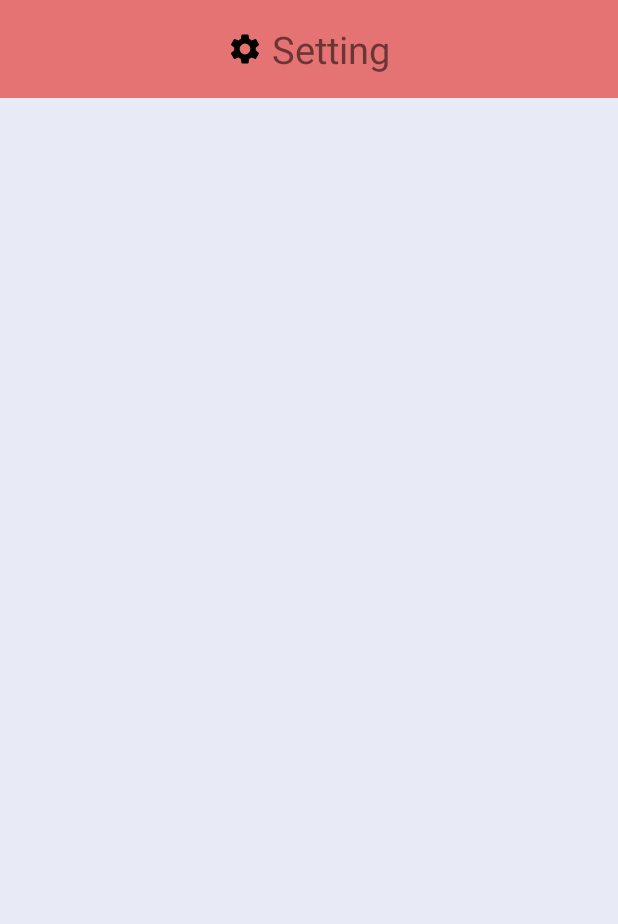
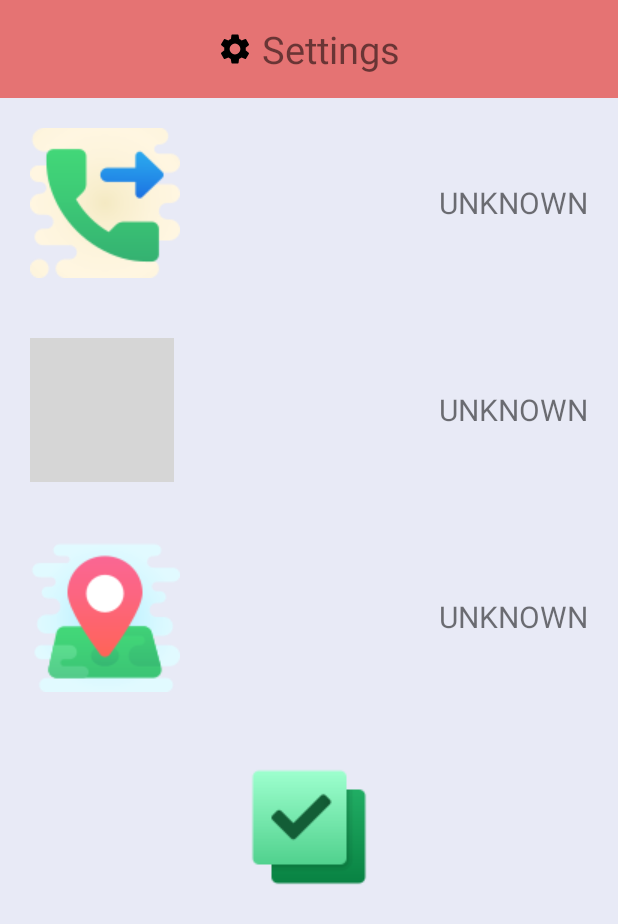
Before and after one commit to swan10/Android-Women_Safety_App, an Android app: the EditSetting screen opened directly, with no data from a screen before it, on a phone screen of 412 x 824 dp. Shown: the top 924 px of the screen. Run offline under Robolectric (Android 15) with nearby library versions, the phone set to English and light mode, and no system bars; libraries missing offline, so code that uses them is left out: com.karumi.dexter; grey boxes are pictures that could not be loaded.

Commit message:
Added complete settings

```diff
--- a/app/build.gradle
+++ b/app/build.gradle
@@ -39,4 +39,5 @@ dependencies {
     implementation 'net.colindodd:gradientlayout:1.2'
     implementation 'pub.devrel:easypermissions:3.0.0'
     implementation 'com.jakewharton:process-phoenix:2.0.0'
+    implementation 'com.karumi:dexter:6.1.2'
 }
--- a/app/src/main/java/com/example/myapplication/HomeActivity.java
+++ b/app/src/main/java/com/example/myapplication/HomeActivity.java
@@ -60,7 +60,7 @@ public class HomeActivity extends AppCompatActivity {
         fDb = new FavContactDB(this);
         myDb=new DatabaseHelper(this);
         custom_stop=findViewById(R.id.custom_stop);
-
+        RequestMultiplePermission();
 
         //custom stop
 
@@ -286,10 +286,10 @@ public class HomeActivity extends AppCompatActivity {
 
                     if (CallPermission && PhonePermission && SMSPermission && FineLocationPermission && CoarseLocationPermission && InternetPermission) {
 
-                        Snackbar snackbar = Snackbar.make(findViewById(android.R.id.content), "Permission granted....", Snackbar.LENGTH_LONG);
+                        Snackbar snackbar = Snackbar.make(findViewById(android.R.id.content), "Permission granted....", Snackbar.LENGTH_SHORT);
                         snackbar.show();                    }
                     else {
-                        Snackbar snackbar = Snackbar.make(findViewById(android.R.id.content), "Permission denied....", Snackbar.LENGTH_LONG);
+                        Snackbar snackbar = Snackbar.make(findViewById(android.R.id.content), "Permission denied....", Snackbar.LENGTH_SHORT);
                         snackbar.show();                    }
                 }
 
--- a/app/src/main/res/layout/activity_edit_setting.xml
+++ b/app/src/main/res/layout/activity_edit_setting.xml
@@ -19,12 +19,87 @@
             <TextView
                 android:layout_width="wrap_content"
                 android:layout_height="wrap_content"
-                android:text=" Setting"
+                android:text=" Settings"
                 android:layout_centerInParent="true"
                 android:textSize="25dp"
                 android:drawableLeft="@drawable/ic_settings"
                 android:padding="15dp"/>
         </RelativeLayout>
+        <RelativeLayout
+            android:layout_width="match_parent"
+            android:layout_height="wrap_content">
+            <ImageView
+                android:layout_width="wrap_content"
+                android:layout_height="wrap_content"
+                android:src="@drawable/icons_outgoing_call"
+                android:layout_margin="20dp"
+
+                android:id="@+id/es1"/>
+            <TextView
+                android:layout_width="wrap_content"
+                android:layout_height="wrap_content"
+                android:text="UNKNOWN"
+                android:textSize="20dp"
+                android:layout_alignParentRight="true"
+                android:layout_centerInParent="true"
+                android:layout_marginRight="20dp"
+                android:id="@+id/et1"/>
+        </RelativeLayout>
+        <RelativeLayout
+            android:layout_width="match_parent"
+            android:layout_height="wrap_content">
+            <ImageView
+                android:layout_width="wrap_content"
+                android:layout_height="wrap_content"
+                android:src="@drawable/icons_sms"
+                android:layout_margin="20dp"
+                android:id="@+id/es2"
+                />
+            <TextView
+                android:layout_width="wrap_content"
+                android:layout_height="wrap_content"
+                android:text="UNKNOWN"
+                android:textSize="20dp"
+                android:layout_alignParentRight="true"
+                android:layout_centerInParent="true"
+                android:layout_marginRight="20dp"
+                android:id="@+id/et2"/>
+        </RelativeLayout>
+        <RelativeLayout
+            android:layout_width="match_parent"
+            android:layout_height="wrap_content">
+            <ImageView
+                android:layout_width="wrap_content"
+                android:layout_height="wrap_content"
+                android:src="@drawable/icons_address1"
+                android:layout_margin="20dp"
+                android:id="@+id/es3"
+                />
+            <TextView
+                android:layout_width="wrap_content"
+                android:layout_height="wrap_content"
+                android:text="UNKNOWN"
+                android:textSize="20dp"
+                android:layout_alignParentRight="true"
+                android:layout_centerInParent="true"
+                android:layout_marginRight="20dp"
+                android:id="@+id/et3"/>
+        </RelativeLayout>
+        <RelativeLayout
+            android:layout_width="match_parent"
+            android:layout_height="wrap_content">
+            <ImageView
+                android:layout_width="wrap_content"
+                android:layout_height="wrap_content"
+                android:src="@drawable/icons_check_all"
+                android:layout_margin="20dp"
+                android:id="@+id/es4"
+
+                android:layout_centerInParent="true"/>
+
+        </RelativeLayout>
+
+
+
     </LinearLayout>
-
 </RelativeLayout>
--- a/app/src/main/res/values/colors.xml
+++ b/app/src/main/res/values/colors.xml
@@ -3,4 +3,8 @@
     <color name="colorPrimary">#6200EE</color>
     <color name="colorPrimaryDark">#3700B3</color>
     <color name="colorAccent">#03DAC5</color>
+
+    <color name="permission_granted">#2DF2A4</color>
+    <color name="permission_denied">#F22D24</color>
+    <color name="permission_unknown">#F2AD24</color>
 </resources>
```
Also changed, not shown: app/src/main/java/com/example/myapplication/EditSetting.java (+183 -3 lines), app/src/main/res/drawable-v24/icons_address1.png (added), app/src/main/res/drawable-v24/icons_check_all.png (added), app/src/main/res/drawable-v24/icons_outgoing_call.png (added).
